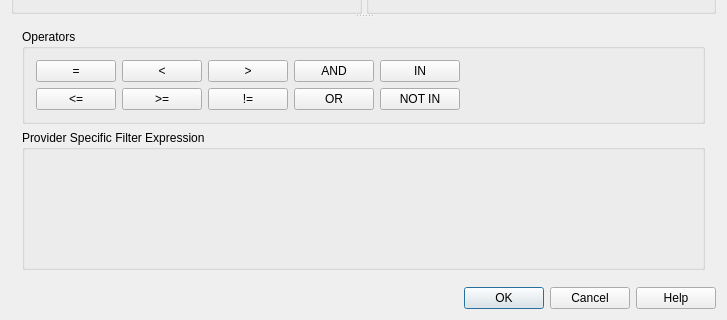
The window that src/ui/pointcloud/qgspointcloudquerybuilderbase.ui (qgis/QGIS) describes before a commit, drawn with Qt 5; both pictures show x 0 to 727 and y 387 to 707 of the 727 by 707 pixel window.
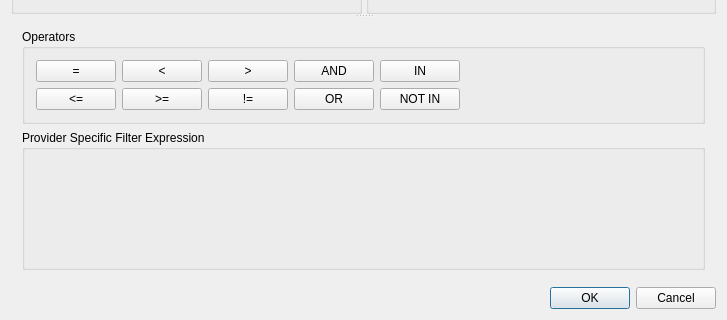
The same window after the commit. Icons and pictures are not drawn. Custom widgets are drawn as their Qt base class.

```diff
--- a/src/ui/pointcloud/qgspointcloudquerybuilderbase.ui
+++ b/src/ui/pointcloud/qgspointcloudquerybuilderbase.ui
@@ -262,7 +262,7 @@
    <item row="2" column="0">
     <widget class="QDialogButtonBox" name="buttonBox">
      <property name="standardButtons">
-      <set>QDialogButtonBox::Cancel|QDialogButtonBox::Help|QDialogButtonBox::Ok</set>
+      <set>QDialogButtonBox::Cancel|QDialogButtonBox::Ok</set>
      </property>
     </widget>
    </item>
```
